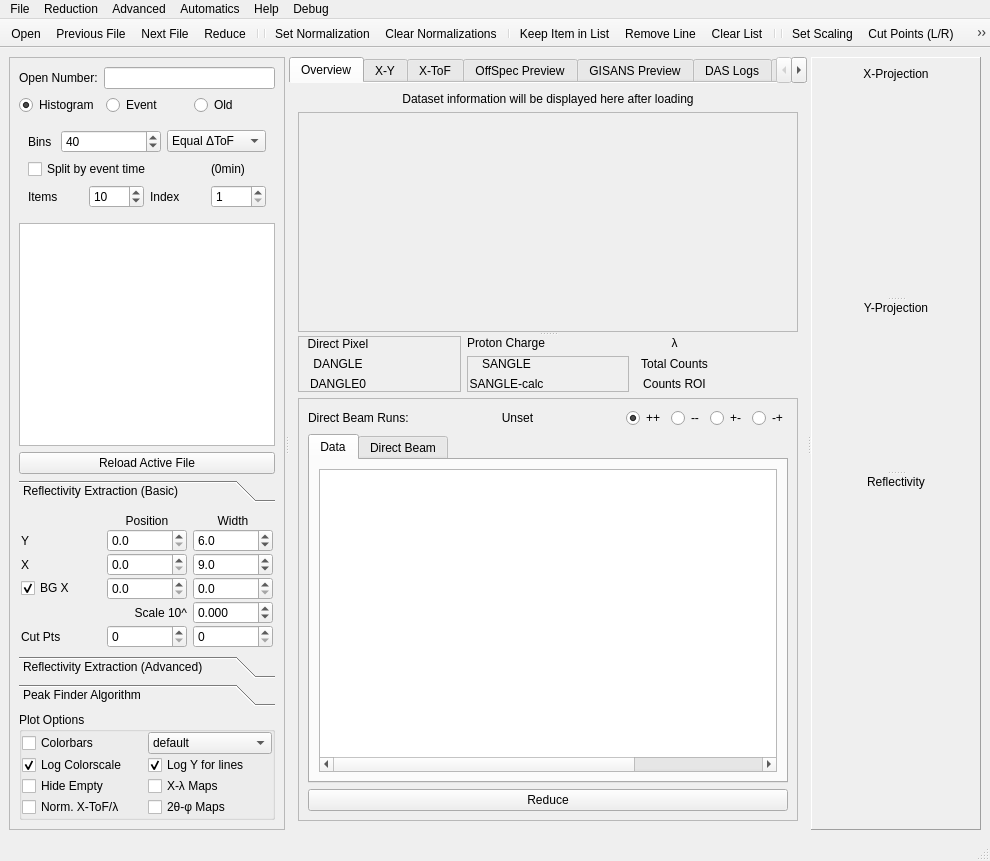
Qt form designer/main_window.ui (aglavic/quicknxs) before a commit.
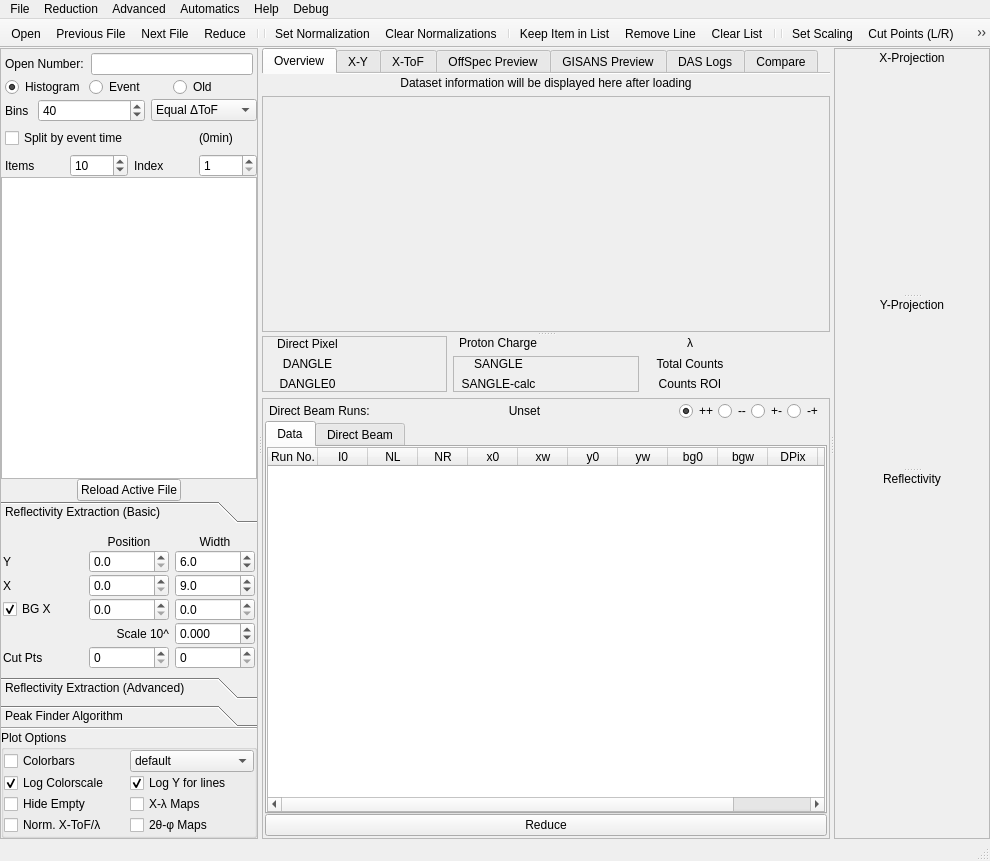
The same form after that commit. The open tabs and pages were chosen to show the change. Icons and pictures are not drawn. Custom widgets are drawn as their Qt base class.

The edit to the form file:
```diff
--- a/designer/main_window.ui
+++ b/designer/main_window.ui
@@ -28,6 +28,9 @@
   </property>
   <widget class="QWidget" name="centralwidget">
    <layout class="QVBoxLayout" name="verticalLayout_6">
+    <property name="margin">
+     <number>0</number>
+    </property>
     <item>
      <widget class="QSplitter" name="mainSplitter">
       <property name="orientation">
@@ -41,8 +44,29 @@
         <enum>QFrame::Raised</enum>
        </property>
        <layout class="QVBoxLayout" name="verticalLayout_5">
+        <property name="spacing">
+         <number>0</number>
+        </property>
+        <property name="margin">
+         <number>0</number>
+        </property>
         <item>
          <layout class="QHBoxLayout" name="horizontalLayout_12">
+          <property name="spacing">
+           <number>7</number>
+          </property>
+          <property name="leftMargin">
+           <number>4</number>
+          </property>
+          <property name="topMargin">
+           <number>4</number>
+          </property>
+          <property name="rightMargin">
+           <number>4</number>
+          </property>
+          <property name="bottomMargin">
+           <number>2</number>
+          </property>
           <item>
            <widget class="QLabel" name="label_28">
             <property name="toolTip">
@@ -64,6 +88,12 @@
         </item>
         <item>
          <layout class="QHBoxLayout" name="horizontalLayout_11">
+          <property name="leftMargin">
+           <number>4</number>
+          </property>
+          <property name="bottomMargin">
+           <number>2</number>
+          </property>
           <item>
            <widget class="QRadioButton" name="histogramActive">
             <property name="text">
@@ -93,8 +123,14 @@
         <item>
          <widget class="QWidget" name="eventModeEntries" native="true">
           <layout class="QVBoxLayout" name="verticalLayout">
+           <property name="margin">
+            <number>0</number>
+           </property>
            <item>
             <layout class="QHBoxLayout" name="horizontalLayout_10">
+             <property name="leftMargin">
+              <number>4</number>
+             </property>
              <item>
               <widget class="QLabel" name="label_27">
                <property name="sizePolicy">
@@ -151,6 +187,9 @@
            </item>
            <item>
             <layout class="QGridLayout" name="gridLayout_6">
+             <property name="leftMargin">
+              <number>4</number>
+             </property>
              <item row="2" column="3">
               <widget class="LimitingSpinBox" name="eventSplitIndex">
                <property name="minimum">
@@ -216,14 +255,30 @@
          </widget>
         </item>
         <item>
-         <widget class="QPushButton" name="pushButton_2">
-          <property name="text">
-           <string>Reload Active File</string>
-          </property>
-         </widget>
+         <layout class="QHBoxLayout" name="horizontalLayout_15">
+          <item>
+           <widget class="QPushButton" name="pushButton_2">
+            <property name="sizePolicy">
+             <sizepolicy hsizetype="Fixed" vsizetype="Fixed">
+              <horstretch>0</horstretch>
+              <verstretch>0</verstretch>
+             </sizepolicy>
+            </property>
+            <property name="text">
+             <string>Reload Active File</string>
+            </property>
+           </widget>
+          </item>
+         </layout>
         </item>
         <item>
          <widget class="QToolBox" name="toolBox">
+          <property name="frameShape">
+           <enum>QFrame::NoFrame</enum>
+          </property>
+          <property name="lineWidth">
+           <number>0</number>
+          </property>
           <property name="currentIndex">
            <number>0</number>
           </property>
@@ -232,7 +287,7 @@
             <rect>
              <x>0</x>
              <y>0</y>
-             <width>246</width>
+             <width>254</width>
              <height>142</height>
             </rect>
            </property>
@@ -482,7 +537,7 @@
             <rect>
              <x>0</x>
              <y>0</y>
-             <width>246</width>
+             <width>254</width>
              <height>138</height>
             </rect>
            </property>
@@ -665,7 +720,7 @@
             <rect>
              <x>0</x>
              <y>0</y>
-             <width>246</width>
+             <width>254</width>
              <height>135</height>
             </rect>
            </property>
@@ -775,6 +830,19 @@
           </widget>
          </widget>
         </item>
+        <item>
+         <widget class="Line" name="line">
+          <property name="sizePolicy">
+           <sizepolicy hsizetype="Expanding" vsizetype="Fixed">
+            <horstretch>0</horstretch>
+            <verstretch>0</verstretch>
+           </sizepolicy>
+          </property>
+          <property name="orientation">
+           <enum>Qt::Horizontal</enum>
+          </property>
+         </widget>
+        </item>
         <item>
          <widget class="QGroupBox" name="groupBox_2">
           <property name="title">
@@ -790,7 +858,27 @@
            <property name="spacing">
             <number>1</number>
            </property>
-           <item row="0" column="0">
+           <item row="4" column="1">
+            <widget class="QCheckBox" name="xLamda">
+             <property name="toolTip">
+              <string>Replace ToF axis with wavelength for the maps</string>
+             </property>
+             <property name="text">
+              <string>X-λ Maps</string>
+             </property>
+            </widget>
+           </item>
+           <item row="5" column="1">
+            <widget class="QCheckBox" name="tthPhi">
+             <property name="toolTip">
+              <string>Replace X and Y axes by the according scattering angle for the maps</string>
+             </property>
+             <property name="text">
+              <string>2θ-φ Maps</string>
+             </property>
+            </widget>
+           </item>
+           <item row="2" column="0">
             <widget class="QCheckBox" name="show_colorbars">
              <property name="toolTip">
               <string>Show a colorbar for the map plots</string>
@@ -800,7 +888,43 @@
              </property>
             </widget>
            </item>
-           <item row="0" column="1">
+           <item row="5" column="0">
+            <widget class="QCheckBox" name="normalizeXTof">
+             <property name="toolTip">
+              <string>Normalize the intensity in the X-ToF maps by the incident beam measurement</string>
+             </property>
+             <property name="text">
+              <string>Norm. X-ToF/λ</string>
+             </property>
+            </widget>
+           </item>
+           <item row="3" column="0">
+            <widget class="QCheckBox" name="logarithmic_colorscale">
+             <property name="toolTip">
+              <string>Logarithmic colorscale in the maps</string>
+             </property>
+             <property name="text">
+              <string>Log Colorscale</string>
+             </property>
+             <property name="checked">
+              <bool>true</bool>
+             </property>
+            </widget>
+           </item>
+           <item row="3" column="1">
+            <widget class="QCheckBox" name="logarithmic_y">
+             <property name="toolTip">
+              <string>Logarithmic Y-scale for the projections and reflectivity</string>
+             </property>
+             <property name="text">
+              <string>Log Y for lines</string>
+             </property>
+             <property name="checked">
+              <bool>true</bool>
+             </property>
+            </widget>
+           </item>
+           <item row="2" column="1">
             <widget class="QComboBox" name="color_selector">
              <property name="toolTip">
               <string>Select the color scale from a list of presets</string>
@@ -842,33 +966,7 @@
              </item>
             </widget>
            </item>
-           <item row="1" column="0">
-            <widget class="QCheckBox" name="logarithmic_colorscale">
-             <property name="toolTip">
-              <string>Logarithmic colorscale in the maps</string>
-             </property>
-             <property name="text">
-              <string>Log Colorscale</string>
-             </property>
-             <property name="checked">
-              <bool>true</bool>
-             </property>
-            </widget>
-           </item>
-           <item row="1" column="1">
-            <widget class="QCheckBox" name="logarithmic_y">
-             <property name="toolTip">
-              <string>Logarithmic Y-scale for the projections and reflectivity</string>
-             </property>
-             <property name="text">
-              <string>Log Y for lines</string>
-             </property>
-             <property name="checked">
-              <bool>true</bool>
-             </property>
-            </widget>
-           </item>
-           <item row="2" column="0">
+           <item row="4" column="0">
             <widget class="QCheckBox" name="hide_plots">
              <property name="toolTip">
               <string>Hide empty channels in the X-Y and X-ToF tabs to make more space for the measured channels</string>
@@ -878,36 +976,6 @@
              </property>
             </widget>
            </item>
-           <item row="2" column="1">
-            <widget class="QCheckBox" name="xLamda">
-             <property name="toolTip">
-              <string>Replace ToF axis with wavelength for the maps</string>
-             </property>
-             <property name="text">
-              <string>X-λ Maps</string>
-             </property>
-            </widget>
-           </item>
-           <item row="3" column="0">
-            <widget class="QCheckBox" name="normalizeXTof">
-             <property name="toolTip">
-              <string>Normalize the intensity in the X-ToF maps by the incident beam measurement</string>
-             </property>
-             <property name="text">
-              <string>Norm. X-ToF/λ</string>
-             </property>
-            </widget>
-           </item>
-           <item row="3" column="1">
-            <widget class="QCheckBox" name="tthPhi">
-             <property name="toolTip">
-              <string>Replace X and Y axes by the according scattering angle for the maps</string>
-             </property>
-             <property name="text">
-              <string>2θ-φ Maps</string>
-             </property>
-            </widget>
-           </item>
           </layout>
           <zorder>xLamda</zorder>
           <zorder>normalizeXTof</zorder>
@@ -929,7 +997,7 @@
         </sizepolicy>
        </property>
        <property name="currentIndex">
-        <number>6</number>
+        <number>0</number>
        </property>
        <property name="documentMode">
         <bool>true</bool>
@@ -942,6 +1010,18 @@
          <string>Show the active dataset and information about the datasets selected for normalization and reduction</string>
         </attribute>
         <layout class="QVBoxLayout" name="verticalLayout_13">
+         <property name="leftMargin">
+          <number>0</number>
+         </property>
+         <property name="topMargin">
+          <number>2</number>
+         </property>
+         <property name="rightMargin">
+          <number>0</number>
+         </property>
+         <property name="bottomMargin">
+          <number>0</number>
+         </property>
          <item>
           <widget class="QLabel" name="currentChannel">
            <property name="toolTip">
@@ -953,6 +1033,9 @@
            <property name="alignment">
             <set>Qt::AlignCenter</set>
            </property>
+           <property name="margin">
+            <number>0</number>
+           </property>
           </widget>
          </item>
          <item>
@@ -968,6 +1051,12 @@
              <enum>QFrame::Raised</enum>
             </property>
             <layout class="QHBoxLayout" name="horizontalLayout_6">
+             <property name="spacing">
+              <number>0</number>
+             </property>
+             <property name="margin">
+              <number>2</number>
+             </property>
              <item>
               <widget class="MPLWidget" name="xy_overview" native="true">
                <property name="sizePolicy">
@@ -1352,8 +1441,20 @@
                 <enum>QFrame::Raised</enum>
                </property>
                <layout class="QVBoxLayout" name="verticalLayout_12">
+                <property name="spacing">
+                 <number>0</number>
+                </property>
+                <property name="margin">
+                 <number>2</number>
+                </property>
                 <item>
                  <layout class="QHBoxLayout" name="horizontalLayout_7">
+                  <property name="leftMargin">
+                   <number>4</number>
+                  </property>
+                  <property name="rightMargin">
+                   <number>4</number>
+                  </property>
                   <item>
                    <widget class="QLabel" name="label_7">
                     <property name="toolTip">
@@ -1429,6 +1530,9 @@
                     <string>A list of datasets that will be used for reduction</string>
                    </attribute>
                    <layout class="QVBoxLayout" name="verticalLayout_16">
+                    <property name="margin">
+                     <number>0</number>
+                    </property>
                     <item>
                      <widget class="QTableWidget" name="reductionTable">
                       <property name="editTriggers">
@@ -1447,7 +1551,7 @@
                        <number>0</number>
                       </property>
                       <attribute name="horizontalHeaderVisible">
-                       <bool>false</bool>
+                       <bool>true</bool>
                       </attribute>
                       <attribute name="horizontalHeaderDefaultSectionSize">
                        <number>50</number>
@@ -1577,6 +1681,9 @@
                     <string>A list of datasets available for wavelength normalization</string>
                    </attribute>
                    <layout class="QVBoxLayout" name="verticalLayout_17">
+                    <property name="margin">
+                     <number>0</number>
+                    </property>
                     <item>
                      <widget class="QTableWidget" name="normalizeTable">
                       <property name="editTriggers">
@@ -1692,6 +1799,12 @@
          <string>X-Y intensity maps for all channels in this file</string>
         </attribute>
         <layout class="QGridLayout" name="gridLayout">
+         <property name="margin">
+          <number>0</number>
+         </property>
+         <property name="spacing">
+          <number>0</number>
+         </property>
          <item row="0" column="0">
           <widget class="PersistentFrame" name="frame_xy_pp">
            <property name="frameShape">
@@ -1778,6 +1891,12 @@
          <string>X-ToF intensity maps for all channels in this file</string>
         </attribute>
         <layout class="QGridLayout" name="gridLayout_2">
+         <property name="margin">
+          <number>0</number>
+         </property>
+         <property name="spacing">
+          <number>0</number>
+         </property>
          <item row="0" column="0">
           <widget class="PersistentFrame" name="frame_xtof_pp">
            <property name="frameShape">
@@ -1836,6 +1955,12 @@
          <string>Off-Specular scattering intensity preview for all files in the reduction list</string>
         </attribute>
         <layout class="QGridLayout" name="gridLayout_5">
+         <property name="margin">
+          <number>0</number>
+         </property>
+         <property name="spacing">
+          <number>0</number>
+         </property>
          <item row="2" column="1">
           <widget class="QFrame" name="frame_4">
            <property name="sizePolicy">
@@ -2006,6 +2131,12 @@
          <string>GISANS Preview</string>
         </attribute>
         <layout class="QGridLayout" name="gridLayout_13">
+         <property name="margin">
+          <number>0</number>
+         </property>
+         <property name="spacing">
+          <number>0</number>
+         </property>
          <item row="1" column="0">
           <widget class="PersistentFrame" name="frame_gisans_pp">
            <property name="sizePolicy">
@@ -2175,12 +2306,21 @@
          <string>Motor and parameter log read from the file</string>
         </attribute>
         <layout class="QGridLayout" name="gridLayout_8">
+         <property name="margin">
+          <number>0</number>
+         </property>
+         <property name="spacing">
+          <number>0</number>
+         </property>
          <item row="0" column="0">
           <widget class="QGroupBox" name="daslogBox">
            <property name="title">
             <string>Recorded values for all Motors/Devices:</string>
            </property>
            <layout class="QVBoxLayout" name="verticalLayout_19">
+            <property name="margin">
+             <number>0</number>
+            </property>
             <item>
              <widget class="QTableWidget" name="daslogTableBox">
               <property name="editTriggers">
@@ -2228,6 +2368,9 @@
          <string>Compare</string>
         </attribute>
         <layout class="QVBoxLayout" name="verticalLayout_9">
+         <property name="margin">
+          <number>0</number>
+         </property>
          <item>
           <widget class="CompareWidget" name="widget_5" native="true"/>
          </item>
@@ -2242,12 +2385,15 @@
         </sizepolicy>
        </property>
        <property name="frameShape">
-        <enum>QFrame::Panel</enum>
+        <enum>QFrame::StyledPanel</enum>
        </property>
        <property name="frameShadow">
         <enum>QFrame::Raised</enum>
        </property>
        <layout class="QVBoxLayout" name="verticalLayout_2">
+        <property name="margin">
+         <number>2</number>
+        </property>
         <item>
          <widget class="QSplitter" name="plotSplitter">
           <property name="orientation">
```
Left out of the diff: 113 changed lines with no effect on the pictures.
